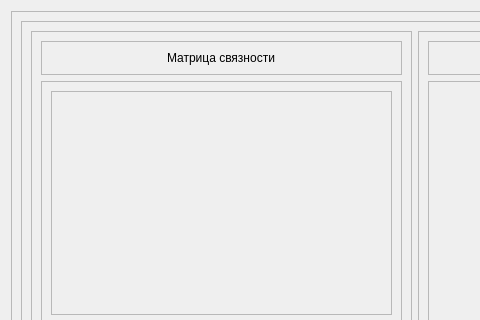
The window that warshall_algo_widget.ui (Lunovoy/graph-algorithms) describes before a commit, drawn with Qt 5; both pictures show x 0 to 480 and y 0 to 320 of the 830 by 509 pixel window.
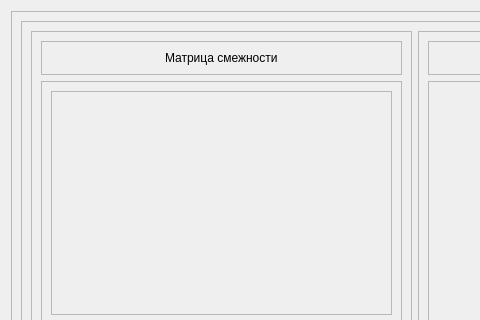
The same window after the commit.

Diff of the .ui file:
```diff
--- a/warshall_algo_widget.ui
+++ b/warshall_algo_widget.ui
@@ -59,7 +59,7 @@
                <item alignment="Qt::AlignHCenter">
                 <widget class="QLabel" name="label_1">
                  <property name="text">
-                  <string>Матрица связности</string>
+                  <string>Матрица смежности</string>
                  </property>
                 </widget>
                </item>
```
